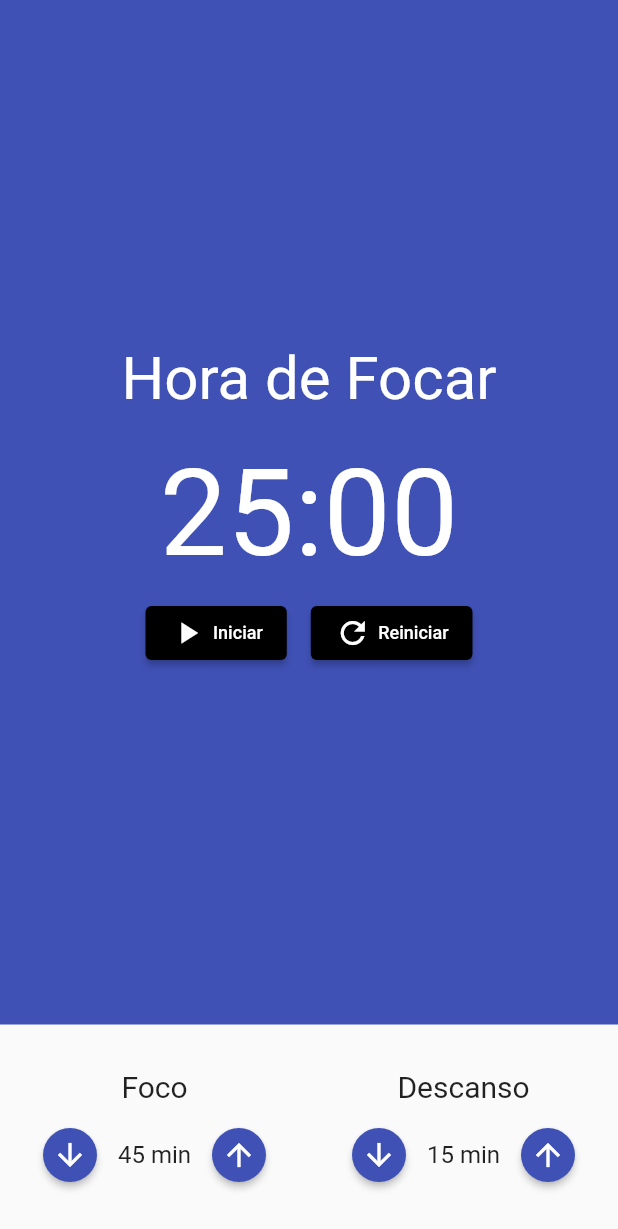
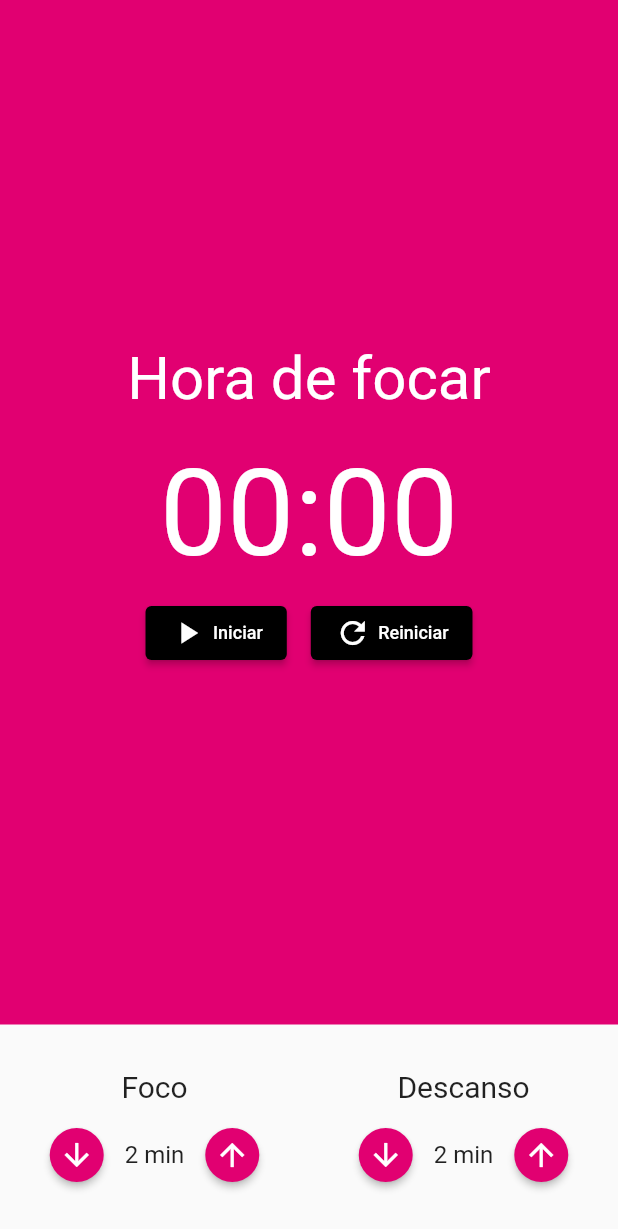
Before and after one commit to GabrielRodriguesDev/Understanding-the-Mobx, a Flutter app: the screen it shows after launch, on a phone screen of 412 x 824 dp. Shown: the top 1229 px of the screen. Run offline on Flutter 3.47's test engine with Material 2 defaults, Android fonts, the phone set to English and light mode, and no system bars; our stand-ins replace flutter_mobx, mobx; generated files the repository leaves out were written again.

```diff
--- /dev/null
+++ b/build.yaml
@@ -0,0 +1,6 @@
+targets:
+  $default:
+    builders:
+      mobx_codegen|mobx_generator:
+        generate_for:
+          - "lib/store/**.store.dart"
--- a/lib/components/conometro.dart
+++ b/lib/components/conometro.dart
@@ -1,20 +1,27 @@
 import 'package:flutter/material.dart';
+import 'package:flutter_mobx/flutter_mobx.dart';
 import 'package:pomodoro/components/conometro_botao.dart';
+import 'package:pomodoro/store/pomodoro.store.dart';
+import 'package:provider/provider.dart';
 
 class Conometro extends StatelessWidget {
   const Conometro({Key? key}) : super(key: key);
 
   @override
   Widget build(BuildContext context) {
-    return Container(
-      color: Colors.indigo,
+    final store = Provider.of<PomodoroStore>(context);
+    return Observer(
+      builder: (context) => Container(
+        color: store.estaFocado()
+            ? const Color.fromARGB(255, 225, 0, 113)
+            : Colors.indigo,
         child: Column(
           mainAxisAlignment: MainAxisAlignment.center,
           crossAxisAlignment: CrossAxisAlignment.center,
           children: [
-          const Text(
-            'Hora de Focar',
-            style: TextStyle(
+            Text(
+              store.estaFocado() ? 'Hora de focar' : 'Hora de descansar',
+              style: const TextStyle(
                 fontSize: 40,
                 color: Colors.white,
               ),
@@ -22,29 +29,42 @@ class Conometro extends StatelessWidget {
             const SizedBox(
               height: 20,
             ),
-          const Text(
-            '25:00',
-            style: TextStyle(fontSize: 80, color: Colors.white),
+            Text(
+              '${store.minutos.toString().padLeft(2, '0')}:${store.segundos.toString().padLeft(2, '0')}',
+              style: const TextStyle(fontSize: 80, color: Colors.white),
             ),
             Row(
               mainAxisAlignment: MainAxisAlignment.center,
-            children: const [
+              children: [
+                if (!store.iniciado)
                   Padding(
-                padding: EdgeInsets.all(8.0),
-                child:
-                    ConometroBotao(texto: 'Iniciar', icone: Icons.play_arrow),
+                    padding: const EdgeInsets.all(8.0),
+                    child: ConometroBotao(
+                        texto: 'Iniciar',
+                        icone: Icons.play_arrow,
+                        click: store.iniciar),
                   ),
-              // Padding(
-              //   padding: EdgeInsets.all(8.0),
-              //   child: ConometroBotao(texto: 'Parar', icone: Icons.stop),
-              // ),
+                if (store.iniciado)
                   Padding(
-                padding: EdgeInsets.all(8.0),
-                child: ConometroBotao(texto: 'Reiniciar', icone: Icons.refresh),
+                    padding: const EdgeInsets.all(8.0),
+                    child: ConometroBotao(
+                      texto: 'Parar',
+                      icone: Icons.stop,
+                      click: store.parar,
+                    ),
+                  ),
+                Padding(
+                  padding: const EdgeInsets.all(8.0),
+                  child: ConometroBotao(
+                    texto: 'Reiniciar',
+                    icone: Icons.refresh,
+                    click: store.reiniciar,
+                  ),
                 ),
               ],
-          )
+            ),
           ],
+        ),
       ),
     );
   }
--- a/lib/components/conometro_botao.dart
+++ b/lib/components/conometro_botao.dart
@@ -1,19 +1,18 @@
 import 'package:flutter/material.dart';
 
 class ConometroBotao extends StatelessWidget {
-  const ConometroBotao({
-    Key? key,
-    required this.texto,
-    required this.icone,
-  }) : super(key: key);
+  const ConometroBotao(
+      {Key? key, required this.texto, required this.icone, this.click})
+      : super(key: key);
   final String texto;
   final IconData icone;
+  final void Function()? click;
 
   @override
   Widget build(BuildContext context) {
     return ElevatedButton(
       style: ElevatedButton.styleFrom(primary: Colors.black),
-      onPressed: () {},
+      onPressed: click,
       child: Row(
         children: [
           Padding(
--- a/lib/components/entrada_tempo.dart
+++ b/lib/components/entrada_tempo.dart
@@ -1,17 +1,26 @@
+// ignore_for_file: unnecessary_this, prefer_const_constructors_in_immutables
+
 import 'package:flutter/material.dart';
+import 'package:pomodoro/store/pomodoro.store.dart';
+import 'package:provider/provider.dart';
 
 class EntradaTempo extends StatelessWidget {
-  const EntradaTempo({
+  EntradaTempo({
     Key? key,
     required this.titulo,
     required this.valor,
+    this.inc,
+    this.dec,
   }) : super(key: key);
 
   final String titulo;
   final int valor;
+  final void Function()? inc;
+  final void Function()? dec;
 
   @override
   Widget build(BuildContext context) {
+    final store = Provider.of<PomodoroStore>(context);
     return Column(
       children: [
         Text(
@@ -27,11 +36,14 @@ class EntradaTempo extends StatelessWidget {
           mainAxisAlignment: MainAxisAlignment.center,
           children: [
             ElevatedButton(
-              onPressed: () {},
+              onPressed: this.dec,
               style: ElevatedButton.styleFrom(
-                  shape: const CircleBorder(),
-                  padding: const EdgeInsets.all(5),
-                  primary: Colors.indigo),
+                shape: const CircleBorder(),
+                padding: const EdgeInsets.all(5),
+                primary: store.estaFocado()
+                    ? const Color.fromARGB(255, 225, 0, 113)
+                    : Colors.indigo,
+              ),
               child: const Icon(
                 Icons.arrow_downward,
                 color: Colors.white,
@@ -44,11 +56,14 @@ class EntradaTempo extends StatelessWidget {
               ),
             ),
             ElevatedButton(
-              onPressed: () {},
+              onPressed: this.inc,
               style: ElevatedButton.styleFrom(
-                  shape: const CircleBorder(),
-                  padding: const EdgeInsets.all(5),
-                  primary: Colors.indigo),
+                shape: const CircleBorder(),
+                padding: const EdgeInsets.all(5),
+                primary: store.estaFocado()
+                    ? const Color.fromARGB(255, 225, 0, 113)
+                    : Colors.indigo,
+              ),
               child: const Icon(
                 Icons.arrow_upward,
                 color: Colors.white,
--- a/lib/main.dart
+++ b/lib/main.dart
@@ -1,5 +1,7 @@
 import 'package:flutter/material.dart';
 import 'package:pomodoro/pages/pomodoro.dart';
+import 'package:pomodoro/store/pomodoro.store.dart';
+import 'package:provider/provider.dart';
 
 void main() {
   runApp(const MyApp());
@@ -11,12 +13,19 @@ class MyApp extends StatelessWidget {
   // This widget is the root of your application.
   @override
   Widget build(BuildContext context) {
-    return MaterialApp(
-      title: 'Flutter Demo',
-      theme: ThemeData(
-        primarySwatch: Colors.blue,
+    return MultiProvider(
+      providers: [
+        Provider<PomodoroStore>(
+          create: (_) => PomodoroStore(),
+        )
+      ],
+      child: MaterialApp(
+        title: 'Flutter Demo',
+        theme: ThemeData(
+          primarySwatch: Colors.blue,
+        ),
+        home: const Pomodoro(),
       ),
-      home: const Pomodoro(),
     );
   }
 }
--- a/lib/pages/pomodoro.dart
+++ b/lib/pages/pomodoro.dart
@@ -1,14 +1,19 @@
 // ignore_for_file: prefer_const_literals_to_create_immutables
 
 import 'package:flutter/material.dart';
+import 'package:flutter_mobx/flutter_mobx.dart';
 import 'package:pomodoro/components/conometro.dart';
 import 'package:pomodoro/components/entrada_tempo.dart';
+import 'package:provider/provider.dart';
+
+import '../store/pomodoro.store.dart';
 
 class Pomodoro extends StatelessWidget {
   const Pomodoro({Key? key}) : super(key: key);
 
   @override
   Widget build(BuildContext context) {
+    final store = Provider.of<PomodoroStore>(context);
     return Scaffold(
       body: Column(
         crossAxisAlignment: CrossAxisAlignment.stretch,
@@ -17,12 +22,32 @@ class Pomodoro extends StatelessWidget {
           const Expanded(child: Conometro()),
           Padding(
             padding: const EdgeInsets.symmetric(vertical: 30),
-            child: Row(
-              mainAxisAlignment: MainAxisAlignment.spaceAround,
-              children: [
-                const EntradaTempo(titulo: 'Foco', valor: 45),
-                const EntradaTempo(titulo: 'Descanso', valor: 15),
-              ],
+            child: Observer(
+              builder: (_) => Row(
+                mainAxisAlignment: MainAxisAlignment.spaceAround,
+                children: [
+                  EntradaTempo(
+                    titulo: 'Foco',
+                    valor: store.tempoFoco,
+                    inc: store.iniciado && store.estaFocado()
+                        ? null
+                        : store.incrementarTempoFoco,
+                    dec: store.iniciado && store.estaFocado()
+                        ? null
+                        : store.decrementarTempoFoco,
+                  ),
+                  EntradaTempo(
+                    titulo: 'Descanso',
+                    valor: store.tempoDescanso,
+                    inc: store.iniciado && store.estaDescansando()
+                        ? null
+                        : store.incrementarTempoDescanso,
+                    dec: store.iniciado && store.estaDescansando()
+                        ? null
+                        : store.decrementarTempoDescanso,
+                  ),
+                ],
+              ),
             ),
           )
         ],
```
Also changed, not shown: lib/store/contador.store.dart (deleted, +0 -18 lines), lib/store/pomodoro.store.dart (added, +118 -0 lines), lib/store/contador.store.g.dart (deleted), lib/store/pomodoro.store.g.dart (added). Lines whose indentation alone changed are shown as unchanged.
